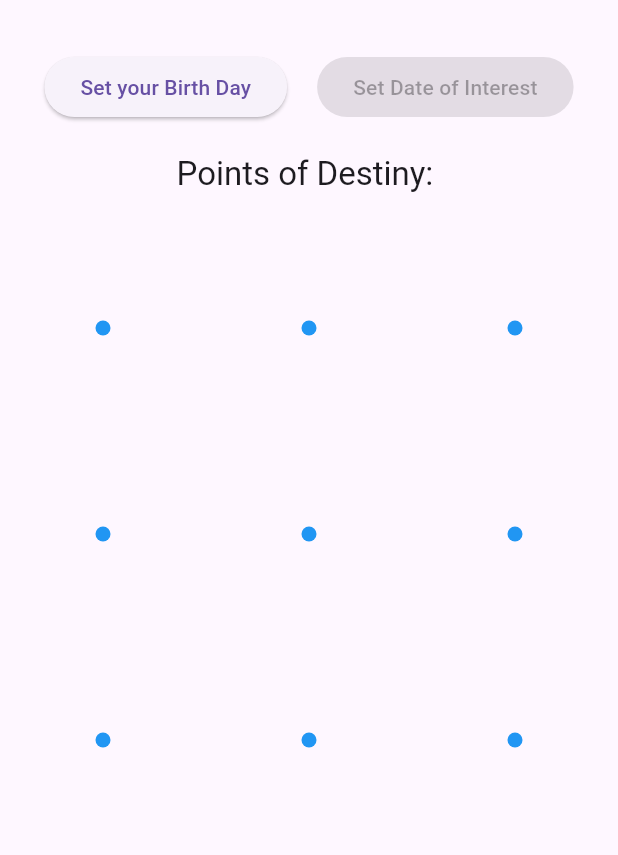
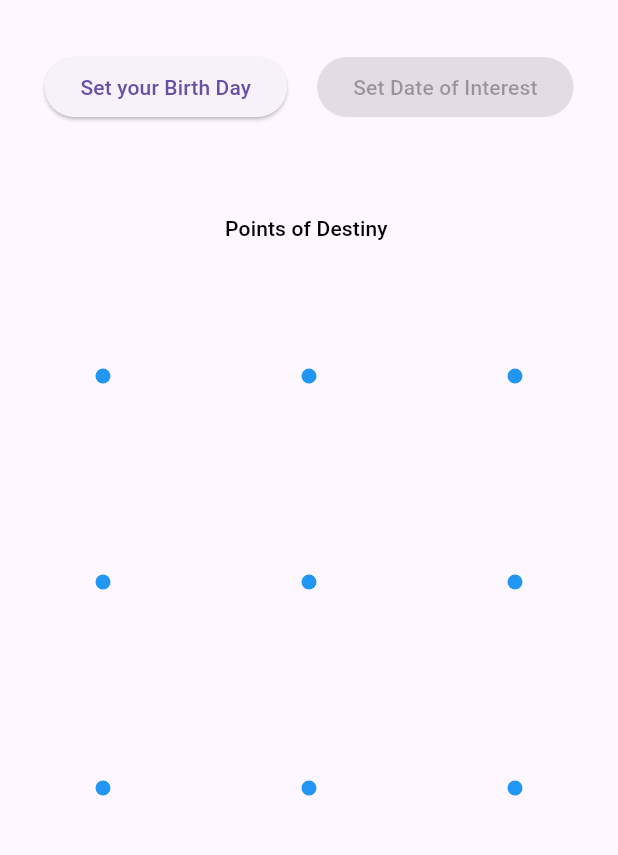
Before and after one commit to howbizarre/date_line_drawer, a Flutter app: the screen it shows after launch, on a phone screen of 412 x 824 dp, the part 63-918 px from its top. Run offline on Flutter 3.47's test engine with Material 3 defaults, Android fonts, the phone set to English and light mode, and no system bars.

Commit message:
feat: Refine "Points of Destiny" text appearance
This commit refines the appearance of the "Points of Destiny" text by reducing its size and adjusting its color scheme for better readability and visual appeal. It also adds spacing above the text for improved layout.

Key changes include:

- Reduced the text size of "Points of Destiny" to `titleSmall`.
- Changed the color of the date result within the text to red.
- Added a `SizedBox` for spacing above the text.
- Removed the colon from the "Points of Destiny" text in the chat history.

```diff
--- a/lib/main.dart
+++ b/lib/main.dart
@@ -118,11 +118,20 @@ class _MyHomePageState extends State<MyHomePage> with TickerProviderStateMixin {
                 ),
               ],
             ),
+            const SizedBox(height: 40),
             Padding(
                 padding: const EdgeInsets.all(20.0),
-                child: Text(
-                  'Points of Destiny: ${_dateResult ?? ''}',
-                  style: Theme.of(context).textTheme.titleLarge,
+                child: Text.rich(
+                  TextSpan(
+                    text: 'Points of Destiny ',
+                    style: Theme.of(context).textTheme.titleSmall?.copyWith(color: Colors.black),
+                    children: <TextSpan>[
+                      TextSpan(
+                        text: '${_dateResult ?? ''}',
+                        style: Theme.of(context).textTheme.titleSmall?.copyWith(color: Colors.red),
+                      ),
+                    ],
+                  ),
                 ),
               ),
             Expanded(
```
Also changed, not shown: 1 other file.
